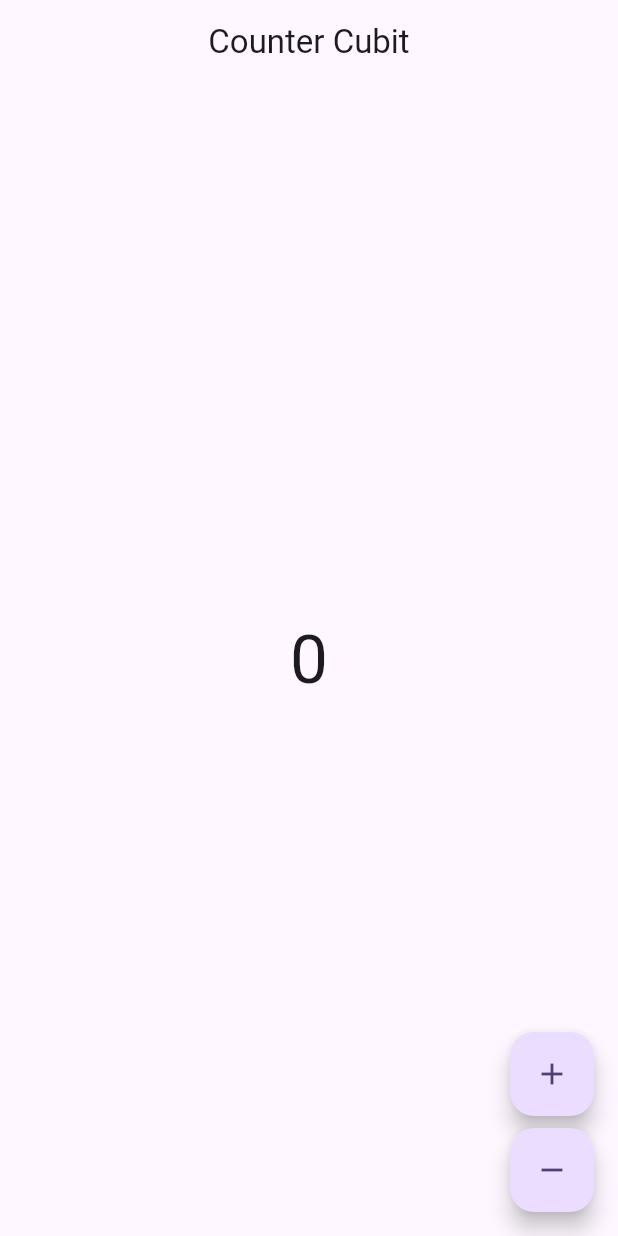
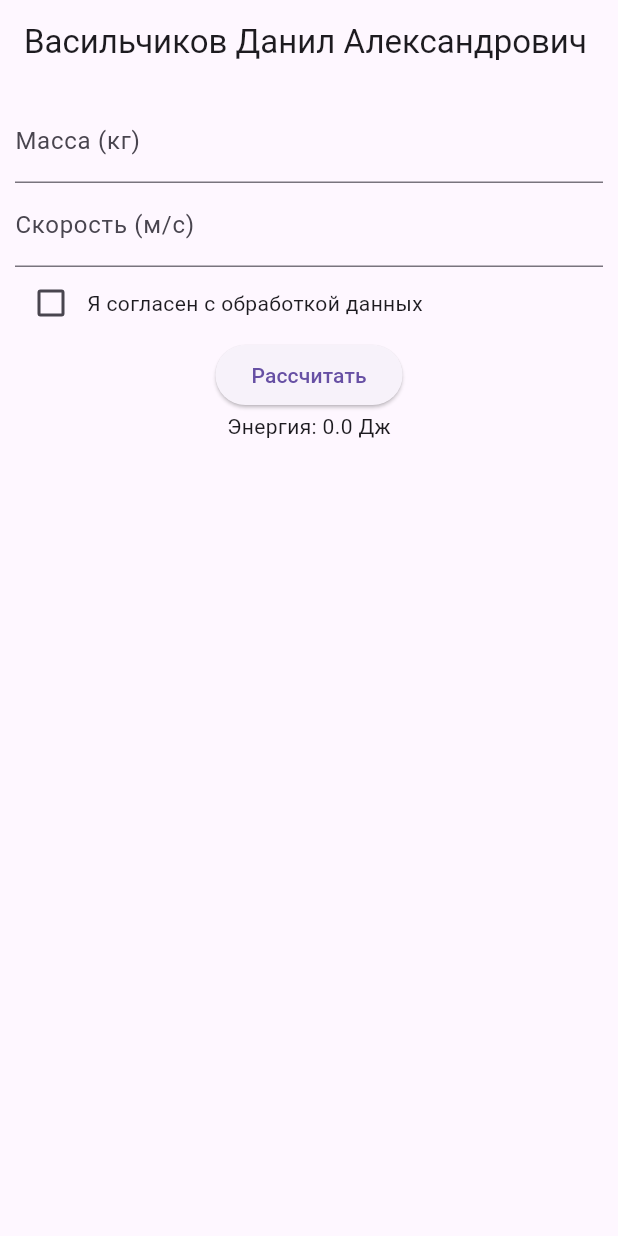
Before and after one commit to DaVas255/RMP_TUSUR, a Flutter app: the screen it shows after launch, on a phone screen of 412 x 824 dp. Run offline on Flutter 3.47's test engine with Material 3 defaults, Android fonts, the phone set to English and light mode, and no system bars; our stand-ins replace flutter_bloc.

Commit message:
update kab 4

```diff
--- a/flutter_application_4/lib/main.dart
+++ b/flutter_application_4/lib/main.dart
@@ -2,20 +2,13 @@ import 'package:flutter/material.dart';
 import 'package:flutter_application_4/screens/main_screens_provider.dart';
 
 void main() {
-  runApp(const MyApp());
+  runApp(MyApp());
 }
 
 class MyApp extends StatelessWidget {
-  const MyApp({super.key});
-
   @override
   Widget build(BuildContext context) {
     return MaterialApp(
-      title: 'Flutter Demo',
-      theme: ThemeData(
-        colorScheme: ColorScheme.fromSeed(seedColor: Colors.deepPurple),
-        useMaterial3: true,
-      ),
       home: MainScreensProvider(),
     );
   }
--- /dev/null
+++ b/flutter_application_4/lib/screens/cubit/kinetic_energy_cubit.dart
@@ -0,0 +1,11 @@
+import 'dart:math';
+import 'package:flutter_bloc/flutter_bloc.dart';
+
+class KineticEnergyCubit extends Cubit<double> {
+  KineticEnergyCubit() : super(0.0);
+
+  void calculateEnergy(double mass, double velocity) {
+    double energy = mass * pow(velocity, 2) / 2;
+    emit(energy);
+  }
+}
--- a/flutter_application_4/lib/screens/cubit/main_screen_cubit.dart
+++ /dev/null
@@ -1,18 +0,0 @@
-import 'main_screen_state.dart';
-import 'package:flutter_bloc/flutter_bloc.dart';
-
-class MainScreenCubit extends Cubit<MainScreenState> {
-  MainScreenCubit() : super(MainScreenUpdateCounterState(value: 0));
-
-  int counter = 0;
-
-  void addValue() {
-    counter++;
-    emit(MainScreenUpdateCounterState(value: counter));
-  }
-
-  void removeValue() {
-    counter--;
-    emit(MainScreenUpdateCounterState(value: counter));
-  }
-}
--- a/flutter_application_4/lib/screens/cubit/main_screen_state.dart
+++ b/flutter_application_4/lib/screens/cubit/main_screen_state.dart
@@ -1,7 +1,15 @@
 abstract class MainScreenState {}
 
-class MainScreenUpdateCounterState extends MainScreenState {
-  final int value;
+class MainScreenInitialState extends MainScreenState {}
 
-  MainScreenUpdateCounterState({required this.value});
+class MainScreenCalculatedState extends MainScreenState {
+  final double energy;
+
+  MainScreenCalculatedState(this.energy);
 }
+
+class MainScreenErrorState extends MainScreenState {
+  final String message;
+
+  MainScreenErrorState(this.message);
+}
--- a/flutter_application_4/lib/screens/main_screen.dart
+++ b/flutter_application_4/lib/screens/main_screen.dart
@@ -1,41 +1,91 @@
-import 'cubit/main_screen_cubit.dart';
-import 'cubit/main_screen_state.dart';
+// main_screen.dart
 import 'package:flutter/material.dart';
 import 'package:flutter_bloc/flutter_bloc.dart';
+import 'cubit/kinetic_energy_cubit.dart';
 
-class MainScreen extends StatelessWidget {
+class MainScreen extends StatefulWidget {
+  @override
+  _MainScreenState createState() => _MainScreenState();
+}
+
+class _MainScreenState extends State<MainScreen> {
+  final TextEditingController massController = TextEditingController();
+  final TextEditingController speedController = TextEditingController();
+  final formKey = GlobalKey<FormState>();
+
+  bool isChecked = false;
+
   @override
   Widget build(BuildContext context) {
     return Scaffold(
-      appBar: AppBar(
-        title: Text('Counter Cubit'),
-        centerTitle: true,
-      ),
-      body: BlocBuilder<MainScreenCubit, MainScreenState>(
-        builder: (context, state) {
-          if (state is MainScreenUpdateCounterState)
-            return Center(
-                child: Text('${state.value}',
-                    style: Theme.of(context).textTheme.displayMedium));
-          return Container();
-        },
-      ),
-      floatingActionButton: Column(
-        mainAxisAlignment: MainAxisAlignment.end,
-        crossAxisAlignment: CrossAxisAlignment.end,
-        children: <Widget>[
-          FloatingActionButton(
-            child: const Icon(Icons.add),
-            onPressed: () =>
-                BlocProvider.of<MainScreenCubit>(context).addValue(),
-          ),
-          const SizedBox(height: 8),
-          FloatingActionButton(
-            child: const Icon(Icons.remove),
-            onPressed: () =>
-                BlocProvider.of<MainScreenCubit>(context).removeValue(),
-          ),
-        ],
+      appBar: AppBar(title: const Text('Васильчиков Данил Александрович')),
+      body: Padding(
+        padding: const EdgeInsets.all(10.0),
+        child: Form(
+          key: formKey,
+          child: Column(children: <Widget>[
+            TextFormField(
+              controller: massController,
+              decoration: const InputDecoration(labelText: 'Масса (кг)'),
+              keyboardType: TextInputType.number,
+              validator: (value) {
+                if (value == null || value.isEmpty) return 'Введите массу';
+                if (double.tryParse(value) == null ||
+                    double.parse(value) <= 0) {
+                  return 'Некорректное значение массы';
+                }
+                return null;
+              },
+            ),
+            TextFormField(
+              controller: speedController,
+              decoration: const InputDecoration(labelText: 'Скорость (м/с)'),
+              keyboardType: TextInputType.number,
+              validator: (value) {
+                if (value == null || value.isEmpty) return 'Введите скорость';
+                if (double.tryParse(value) == null ||
+                    double.parse(value) <= 0) {
+                  return 'Некорректное значение скорости';
+                }
+                return null;
+              },
+            ),
+            Row(
+              children: [
+                Checkbox(
+                  value: isChecked,
+                  onChanged: (bool? value) {
+                    setState(() {
+                      isChecked = value ?? false;
+                    });
+                  },
+                ),
+                const Text('Я согласен с обработкой данных'),
+              ],
+            ),
+            ElevatedButton(
+              onPressed: () {
+                if (formKey.currentState!.validate() && isChecked) {
+                  double mass = double.parse(massController.text);
+                  double velocity = double.parse(speedController.text);
+                  context
+                      .read<KineticEnergyCubit>()
+                      .calculateEnergy(mass, velocity);
+                } else if (!isChecked) {
+                  ScaffoldMessenger.of(context).showSnackBar(
+                    const SnackBar(content: Text('согласитесь на обработку')),
+                  );
+                }
+              },
+              child: const Text('Рассчитать'),
+            ),
+            BlocBuilder<KineticEnergyCubit, double>(
+              builder: (context, energy) {
+                return Text('Энергия: $energy Дж');
+              },
+            ),
+          ]),
+        ),
       ),
     );
   }
--- a/flutter_application_4/lib/screens/main_screens_provider.dart
+++ b/flutter_application_4/lib/screens/main_screens_provider.dart
@@ -1,13 +1,13 @@
 import 'package:flutter/material.dart';
 import 'package:flutter_bloc/flutter_bloc.dart';
-import 'cubit/main_screen_cubit.dart';
+import 'cubit/kinetic_energy_cubit.dart';
 import 'main_screen.dart';
 
 class MainScreensProvider extends StatelessWidget {
   @override
   Widget build(BuildContext context) {
-    return BlocProvider<MainScreenCubit>(
-      create: (context) => MainScreenCubit(),
+    return BlocProvider<KineticEnergyCubit>(
+      create: (context) => KineticEnergyCubit(),
       child: MainScreen(),
     );
   }
```
